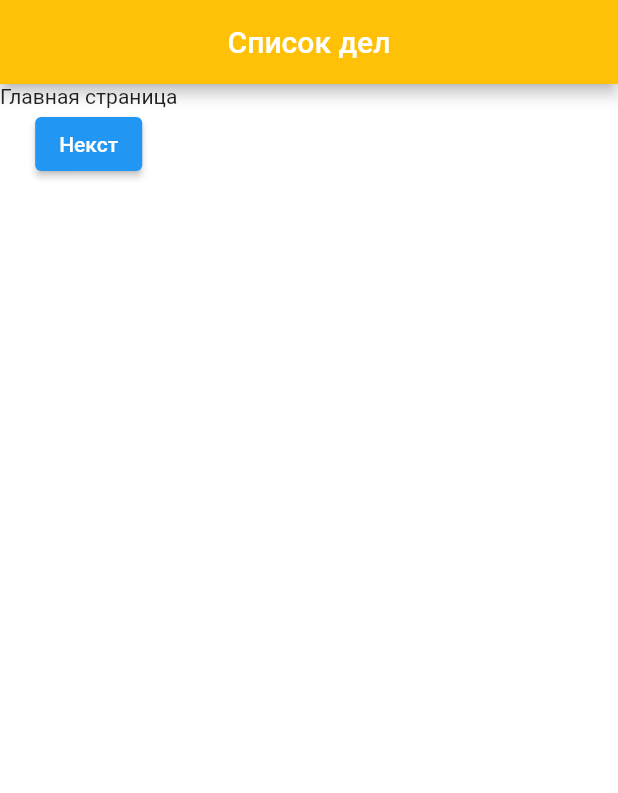
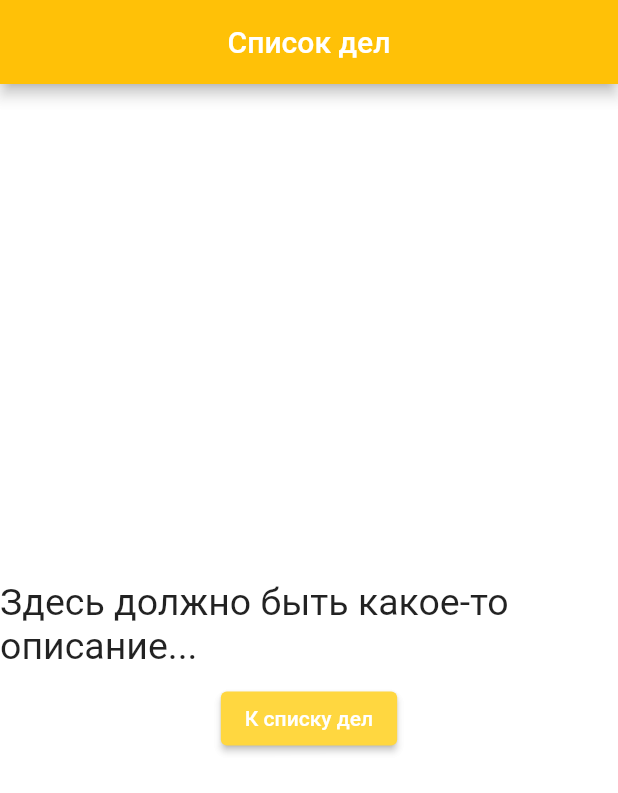
Before and after one commit to Andrei200123/work_list, a Flutter app: the screen it shows after launch, on a phone screen of 412 x 824 dp. Shown: the top 793 px of the screen. Run offline on Flutter 3.47's test engine with Material 2 defaults, Android fonts, the phone set to English and light mode, and no system bars; our stand-ins replace cloud_firestore, firebase_core; accounts and stored records are empty; project files that could hold a hidden picture were left out.

Commit message:
Расположение кнопок, навигация

```diff
--- a/lib/pages/main_screen.dart
+++ b/lib/pages/main_screen.dart
@@ -1,4 +1,5 @@
 import 'package:flutter/material.dart';
+import 'package:flutter/cupertino.dart';
 
 class MainScreen extends StatelessWidget {
   const MainScreen({Key? key}) : super(key: key);
@@ -12,16 +13,24 @@ class MainScreen extends StatelessWidget {
         title: Text('Список дел'),
         centerTitle: true,
       ),
-      body: Column(
-        children: [
-          Text('Главная страница'),
-          ElevatedButton(
-              onPressed: () {
-                Navigator.pushReplacementNamed(
-                    context, '/todo');
-              },
-              child: Text('Некст'))
-        ],
+      body: Center(
+        child: Column(
+          mainAxisAlignment: MainAxisAlignment.center,
+          children: <Widget>[
+            Padding(padding: EdgeInsets.only(top: 10), child: Text(
+              "Здесь должно быть какое-то описание...", style: TextStyle(fontSize: 25),
+            ),),
+            Padding(
+              padding: EdgeInsets.only(top: 10),
+              child: ElevatedButton(
+                  style: ElevatedButton.styleFrom(primary: Colors.amberAccent),
+                  onPressed: () {
+                    Navigator.pushReplacementNamed(context, '/todo');
+                  },
+                  child: Text('К списку дел')),
+            )
+          ],
+        ),
       ),
     );
   }
```
Also changed, not shown: lib/pages/home.dart (+45 -13 lines), pubspec.yaml (+4 -4 lines), fonts/RubikWetPaint-Regular.ttf (added).
